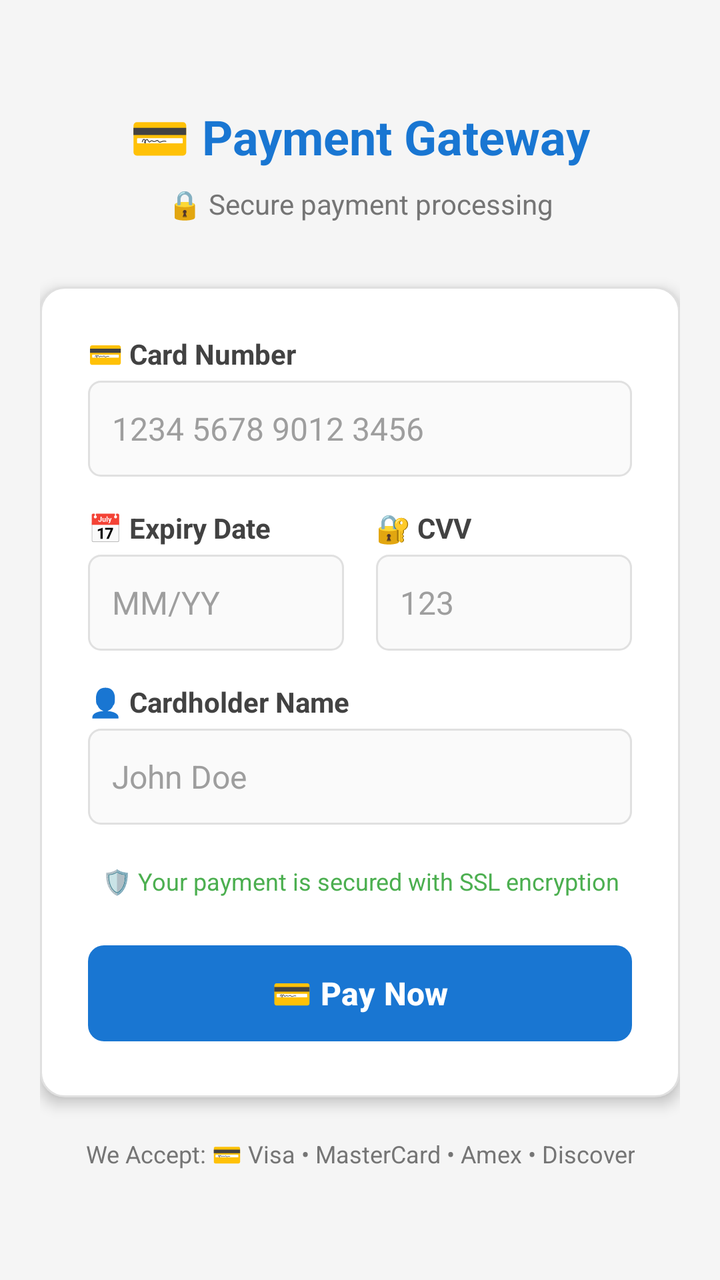
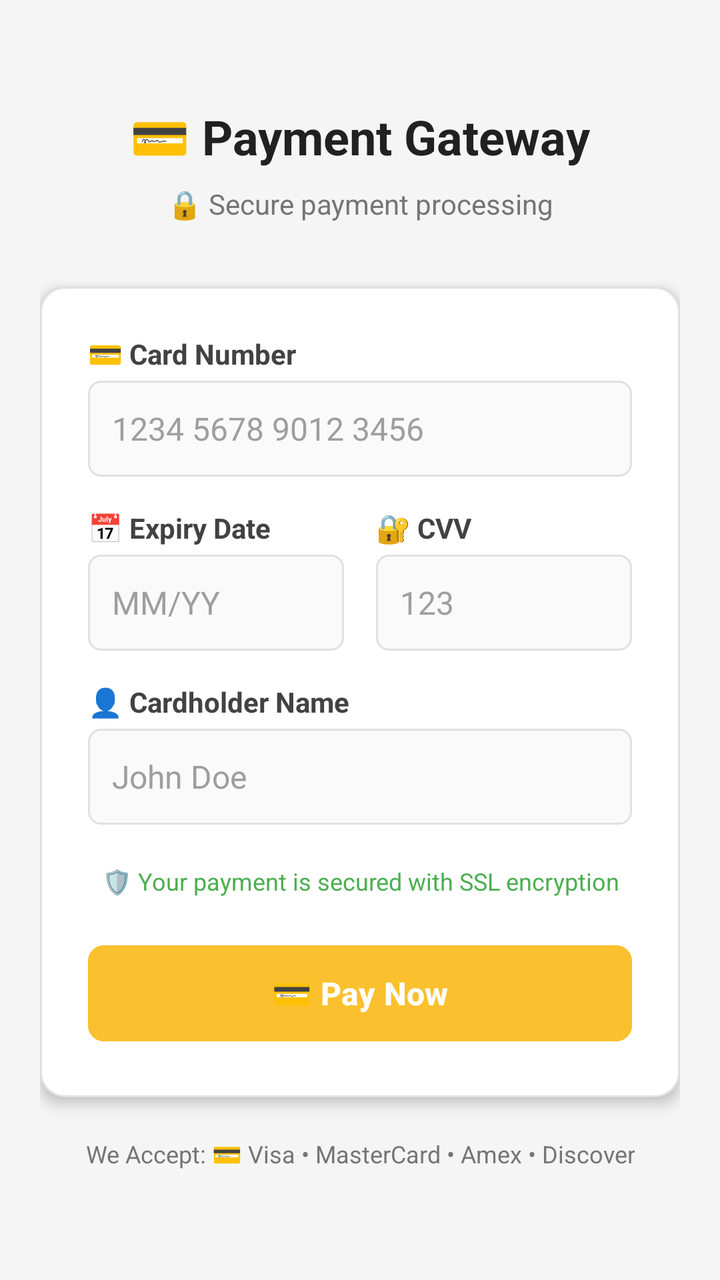

Screens rendered from an Android XML layout before and after an edit, with the pre-edit source and the edit as a unified diff.
<!-- AndroidManifest.xml: application theme Theme.Pizzar11 -->
<!-- res/layout/activity_payment.xml -->
<?xml version="1.0" encoding="utf-8"?>
<androidx.constraintlayout.widget.ConstraintLayout xmlns:android="http://schemas.android.com/apk/res/android"
    xmlns:app="http://schemas.android.com/apk/res-auto"
    xmlns:tools="http://schemas.android.com/tools"
    android:layout_width="match_parent"
    android:layout_height="match_parent"
    android:background="#F5F5F5"
    android:padding="20dp"
    tools:context=".PaymentActivity">

    
    <TextView
        android:id="@+id/tv_title"
        android:layout_width="wrap_content"
        android:layout_height="wrap_content"
        android:layout_marginTop="32dp"
        android:text="💳 Payment Gateway"
        android:textColor="#1976D2"
        android:textSize="24sp"
        android:textStyle="bold"
        app:layout_constraintEnd_toEndOf="parent"
        app:layout_constraintStart_toStartOf="parent"
        app:layout_constraintTop_toTopOf="parent" />

    <TextView
        android:id="@+id/tv_subtitle"
        android:layout_width="wrap_content"
        android:layout_height="wrap_content"
        android:layout_marginTop="8dp"
        android:text="🔒 Secure payment processing"
        android:textColor="#757575"
        android:textSize="14sp"
        app:layout_constraintEnd_toEndOf="parent"
        app:layout_constraintStart_toStartOf="parent"
        app:layout_constraintTop_toBottomOf="@id/tv_title" />

    
    <LinearLayout
        android:id="@+id/ll_form_container"
        android:layout_width="0dp"
        android:layout_height="wrap_content"
        android:layout_marginTop="32dp"
        android:background="@drawable/card_background"
        android:elevation="4dp"
        android:orientation="vertical"
        android:padding="24dp"
        app:layout_constraintEnd_toEndOf="parent"
        app:layout_constraintStart_toStartOf="parent"
        app:layout_constraintTop_toBottomOf="@id/tv_subtitle">

        
        <TextView
            android:layout_width="wrap_content"
            android:layout_height="wrap_content"
            android:layout_marginBottom="4dp"
            android:text="💳 Card Number"
            android:textColor="#424242"
            android:textSize="14sp"
            android:textStyle="bold" />

        <EditText
            android:id="@+id/et_card_number"
            android:layout_width="match_parent"
            android:layout_height="48dp"
            android:layout_marginBottom="16dp"
            android:background="@drawable/edit_text_background"
            android:hint="1234 5678 9012 3456"
            android:inputType="number"
            android:maxLength="19"
            android:paddingStart="12dp"
            android:paddingEnd="12dp"
            android:textColorHint="#9E9E9E"
            android:textSize="16sp" />

        
        <LinearLayout
            android:layout_width="match_parent"
            android:layout_height="wrap_content"
            android:layout_marginBottom="16dp"
            android:orientation="horizontal">

            
            <LinearLayout
                android:layout_width="0dp"
                android:layout_height="wrap_content"
                android:layout_marginEnd="8dp"
                android:layout_weight="1"
                android:orientation="vertical">

                <TextView
                    android:layout_width="wrap_content"
                    android:layout_height="wrap_content"
                    android:layout_marginBottom="4dp"
                    android:text="📅 Expiry Date"
                    android:textColor="#424242"
                    android:textSize="14sp"
                    android:textStyle="bold" />

                <EditText
                    android:id="@+id/et_expiry"
                    android:layout_width="match_parent"
                    android:layout_height="48dp"
                    android:background="@drawable/edit_text_background"
                    android:hint="MM/YY"
                    android:inputType="number"
                    android:maxLength="5"
                    android:paddingStart="12dp"
                    android:paddingEnd="12dp"
                    android:textColorHint="#9E9E9E"
                    android:textSize="16sp" />

            </LinearLayout>

            
            <LinearLayout
                android:layout_width="0dp"
                android:layout_height="wrap_content"
                android:layout_marginStart="8dp"
                android:layout_weight="1"
                android:orientation="vertical">

                <TextView
                    android:layout_width="wrap_content"
                    android:layout_height="wrap_content"
                    android:layout_marginBottom="4dp"
                    android:text="🔐 CVV"
                    android:textColor="#424242"
                    android:textSize="14sp"
                    android:textStyle="bold" />

                <EditText
                    android:id="@+id/et_cvv"
                    android:layout_width="match_parent"
                    android:layout_height="48dp"
                    android:background="@drawable/edit_text_background"
                    android:hint="123"
                    android:inputType="numberPassword"
                    android:maxLength="4"
                    android:paddingStart="12dp"
                    android:paddingEnd="12dp"
                    android:textColorHint="#9E9E9E"
                    android:textSize="16sp" />

            </LinearLayout>

        </LinearLayout>

        
        <TextView
            android:layout_width="wrap_content"
            android:layout_height="wrap_content"
            android:layout_marginBottom="4dp"
            android:text="👤 Cardholder Name"
            android:textColor="#424242"
            android:textSize="14sp"
            android:textStyle="bold" />

        <EditText
            android:id="@+id/et_name"
            android:layout_width="match_parent"
            android:layout_height="48dp"
            android:layout_marginBottom="20dp"
            android:background="@drawable/edit_text_background"
            android:hint="John Doe"
            android:inputType="textPersonName|textCapWords"
            android:paddingStart="12dp"
            android:paddingEnd="12dp"
            android:textColorHint="#9E9E9E"
            android:textSize="16sp" />



        
        <TextView
            android:layout_width="match_parent"
            android:layout_height="wrap_content"
            android:layout_marginBottom="20dp"
            android:gravity="center"
            android:text="🛡️ Your payment is secured with SSL encryption"
            android:textColor="#4CAF50"
            android:textSize="12sp" />

        
        <com.google.android.material.button.MaterialButton
            android:id="@+id/btn_pay"
            android:layout_width="match_parent"
            android:layout_height="56dp"
            android:text="💳 Pay Now"
            android:textColor="#FFFFFF"
            android:textSize="16sp"
            android:textStyle="bold"
            app:backgroundTint="#1976D2"
            app:cornerRadius="8dp" />

    </LinearLayout>

    
    <TextView
        android:id="@+id/tv_accepted_cards"
        android:layout_width="wrap_content"
        android:layout_height="wrap_content"
        android:layout_marginTop="20dp"
        android:gravity="center"
        android:text="We Accept: 💳 Visa • MasterCard • Amex • Discover"
        android:textColor="#757575"
        android:textSize="12sp"
        app:layout_constraintEnd_toEndOf="parent"
        app:layout_constraintStart_toStartOf="parent"
        app:layout_constraintTop_toBottomOf="@id/ll_form_container" />

    
    <ProgressBar
        android:id="@+id/pb_loading"
        android:layout_width="wrap_content"
        android:layout_height="wrap_content"
        android:visibility="gone"
        app:layout_constraintBottom_toBottomOf="@id/ll_form_container"
        app:layout_constraintEnd_toEndOf="@id/ll_form_container"
        app:layout_constraintStart_toStartOf="@id/ll_form_container"
        app:layout_constraintTop_toTopOf="@id/ll_form_container" />

</androidx.constraintlayout.widget.ConstraintLayout>
<!-- resources referenced by this layout -->
<resources>
  <!-- drawable card_background (drawable) -->
  <?xml version="1.0" encoding="utf-8"?>
  <shape xmlns:android="http://schemas.android.com/apk/res/android">
      <solid android:color="#FFFFFF" />
      <corners android:radius="12dp" />
      <stroke android:width="1dp" android:color="#E0E0E0" />
  </shape>
  <!-- drawable edit_text_background (drawable) -->
  <?xml version="1.0" encoding="utf-8"?>
  <shape xmlns:android="http://schemas.android.com/apk/res/android">
      <solid android:color="#FAFAFA" />
      <corners android:radius="6dp" />
      <stroke android:width="1dp" android:color="#E0E0E0" />
  </shape>
  <style name="Theme.Pizzar11" parent="Base.Theme.Pizzar11" />
  <style name="Base.Theme.Pizzar11" parent="Theme.Material3.DayNight.NoActionBar">
          
          
      </style>
</resources>

<!-- the commit's change to res/layout/activity_payment.xml (unified diff, before → after) -->
@@ -8,6 +8,8 @@
     android:padding="20dp"
     tools:context=".PaymentActivity">
 
+
+
     
     <TextView
         android:id="@+id/tv_title"
@@ -15,7 +17,7 @@
         android:layout_height="wrap_content"
         android:layout_marginTop="32dp"
         android:text="💳 Payment Gateway"
-        android:textColor="#1976D2"
+        android:textColor="@color/charcoal_black"
         android:textSize="24sp"
         android:textStyle="bold"
         app:layout_constraintEnd_toEndOf="parent"
@@ -190,7 +192,8 @@
             android:textSize="16sp"
             android:textStyle="bold"
             app:backgroundTint="#1976D2"
-            app:cornerRadius="8dp" />
+            app:cornerRadius="8dp"
+            android:backgroundTint="@color/cheese_yellow"/>
 
     </LinearLayout>
 
<!-- resource entries referenced after the edit -->
@@ -1,5 +1,7 @@
 <!-- resources referenced by this layout -->
 <resources>
+  <color name="charcoal_black">#212121</color>
+  <color name="cheese_yellow">#FBC02D</color>
   <!-- drawable card_background (drawable) -->
   <?xml version="1.0" encoding="utf-8"?>
   <shape xmlns:android="http://schemas.android.com/apk/res/android">
